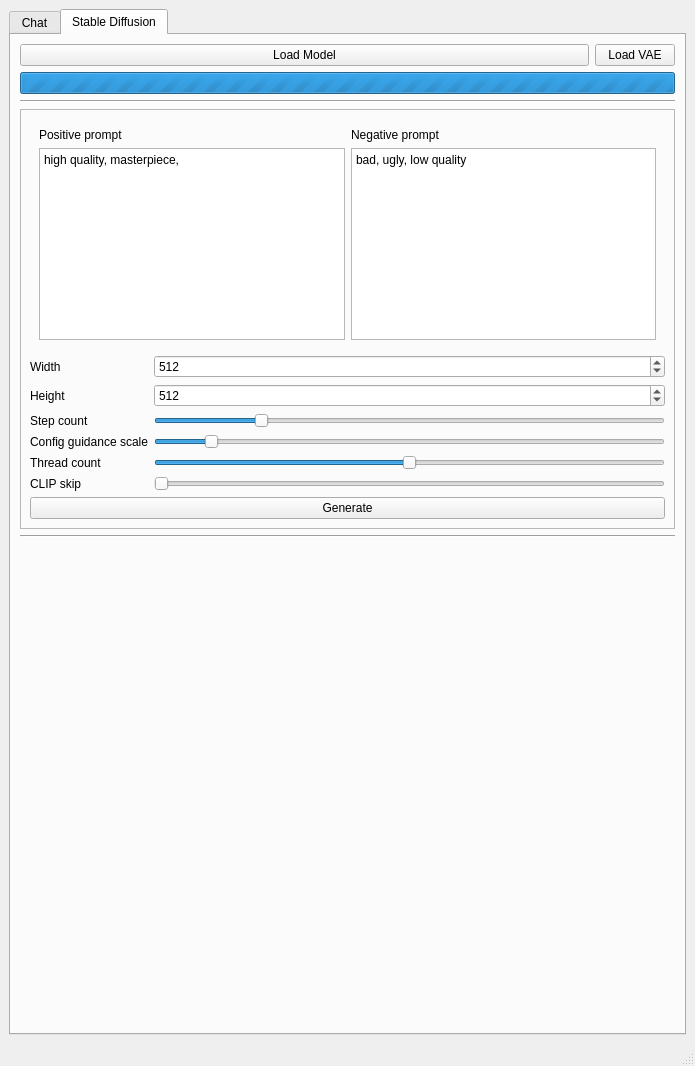
Qt form AIOneQTWidgets/mainwindow.ui (Iemand005/Singularity) before a commit.
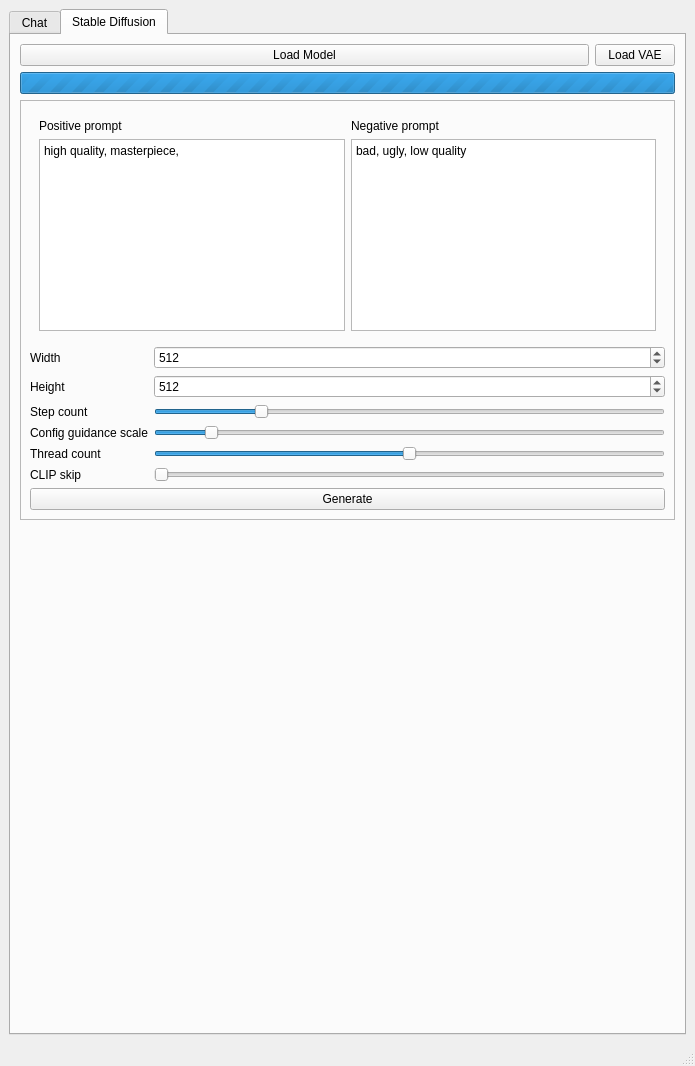
The same form after that commit. The open tabs and pages were chosen to show the change.

Patch:
```diff
--- a/AIOneQTWidgets/mainwindow.ui
+++ b/AIOneQTWidgets/mainwindow.ui
@@ -328,13 +328,6 @@
           </property>
          </widget>
         </item>
-        <item>
-         <widget class="Line" name="line_2">
-          <property name="orientation">
-           <enum>Qt::Orientation::Horizontal</enum>
-          </property>
-         </widget>
-        </item>
         <item>
          <widget class="QFrame" name="frame_2">
           <property name="frameShape">
@@ -541,13 +534,6 @@
           </layout>
          </widget>
         </item>
-        <item>
-         <widget class="Line" name="line_3">
-          <property name="orientation">
-           <enum>Qt::Orientation::Horizontal</enum>
-          </property>
-         </widget>
-        </item>
         <item>
          <widget class="QLabel" name="previewImage">
           <property name="sizePolicy">
```
Left out of the diff: 9 changed lines with no effect on the pictures.
